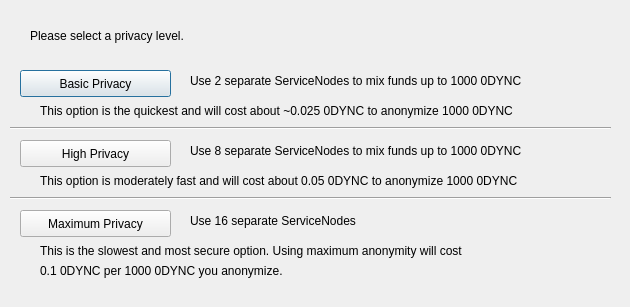
Old version of the form src/qt/forms/privatesendconfig.ui in the repository Zero-Dynamics/cash-core.
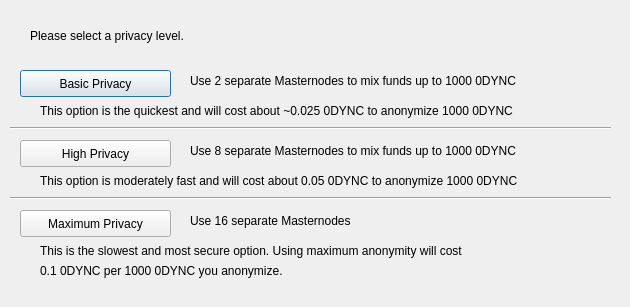
New version of the form.

Commit message: Revert ServiceNodes back to Masternodes

What changed in the file:
```diff
--- a/src/qt/forms/privatesendconfig.ui
+++ b/src/qt/forms/privatesendconfig.ui
@@ -75,7 +75,7 @@
     </rect>
    </property>
    <property name="text">
-    <string>Use 2 separate ServiceNodes to mix funds up to 1000 0DYNC</string>
+    <string>Use 2 separate Masternodes to mix funds up to 1000 0DYNC</string>
    </property>
   </widget>
   <widget class="QLabel" name="label_3">
@@ -88,7 +88,7 @@
     </rect>
    </property>
    <property name="text">
-    <string>Use 8 separate ServiceNodes to mix funds up to 1000 0DYNC</string>
+    <string>Use 8 separate Masternodes to mix funds up to 1000 0DYNC</string>
    </property>
   </widget>
   <widget class="QLabel" name="label_4">
@@ -101,7 +101,7 @@
     </rect>
    </property>
    <property name="text">
-    <string>Use 16 separate ServiceNodes</string>
+    <string>Use 16 separate Masternodes</string>
    </property>
   </widget>
   <widget class="QLabel" name="label_6">
```
The commit also changes 161 other files.
